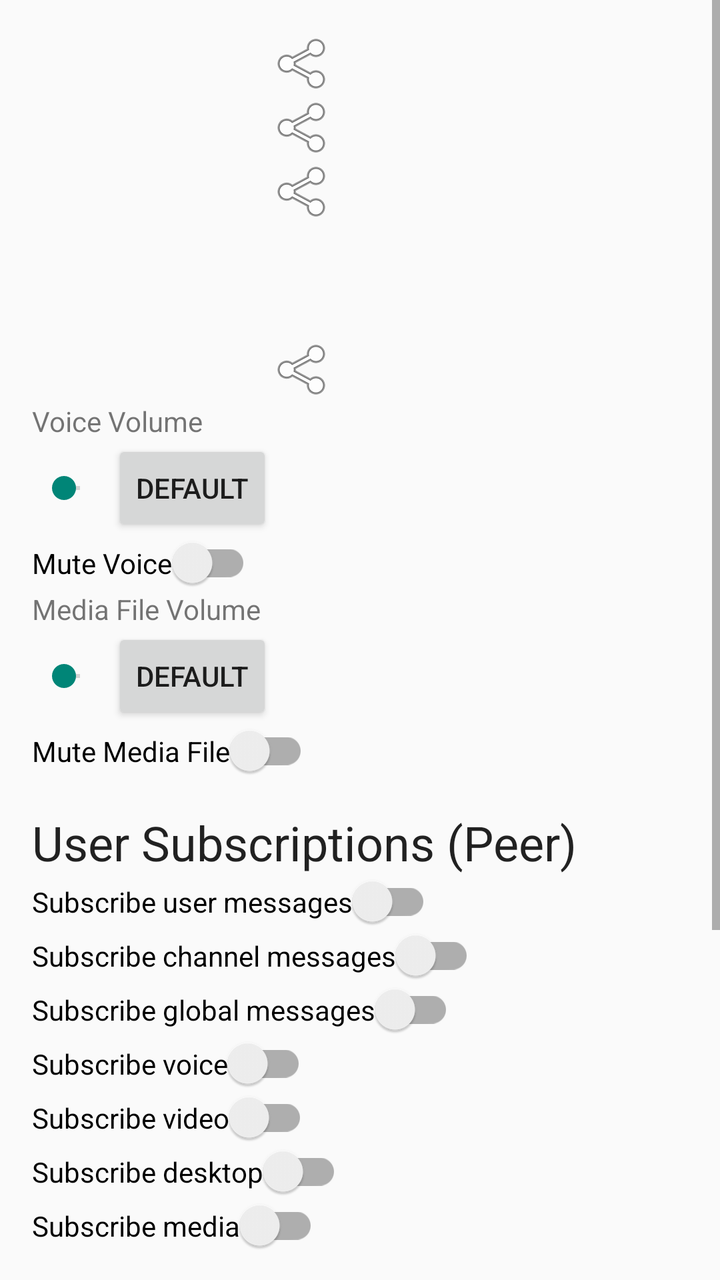
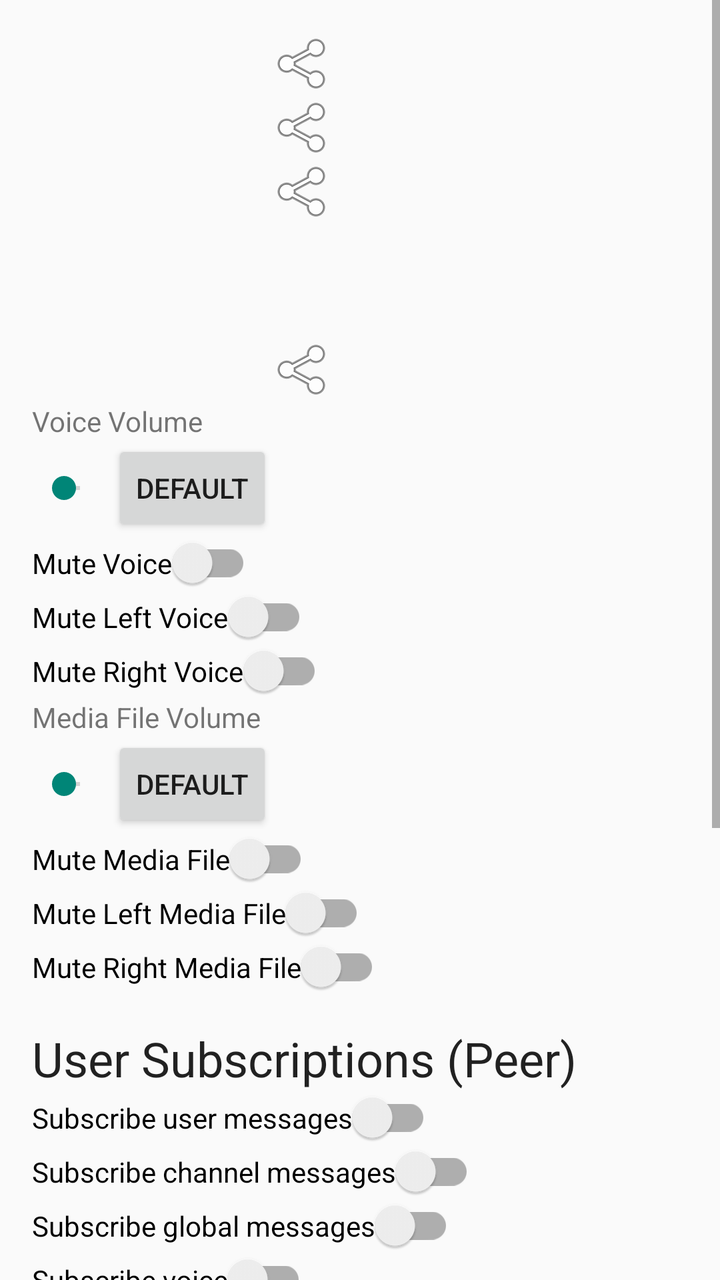

Screens rendered from an Android XML layout before and after an edit, with the pre-edit source and the edit as a unified diff.
<!-- AndroidManifest.xml: application theme AppTheme -->
<!-- res/layout/activity_user_prop.xml -->
<ScrollView xmlns:android="http://schemas.android.com/apk/res/android"
    xmlns:tools="http://schemas.android.com/tools"
    android:layout_width="match_parent"
    android:layout_height="match_parent"
    tools:context=".UserPropActivity">

    <GridLayout
        android:layout_width="match_parent"
        android:layout_height="wrap_content"
        android:columnCount="2"
        android:orientation="horizontal"
        android:paddingBottom="@dimen/activity_vertical_margin"
        android:paddingLeft="@dimen/activity_horizontal_margin"
        android:paddingRight="@dimen/activity_horizontal_margin"
        android:paddingTop="@dimen/activity_vertical_margin">

    <TextView
        android:id="@+id/user_nickname"
        android:layout_width="wrap_content"
        android:layout_height="wrap_content"
        android:layout_column="0"
        android:layout_gravity="center_vertical"
        android:text=""/>
    <ImageButton
        android:id="@+id/btn_copy_nickname"
        android:layout_width="wrap_content"
        android:layout_height="wrap_content"
        android:layout_column="1"
        android:layout_gravity="center_vertical"
        android:src="@android:drawable/ic_menu_share"
        android:background="?attr/selectableItemBackgroundBorderless"
        android:contentDescription="@string/info_copy_name" />

    <TextView
        android:id="@+id/user_username"
        android:layout_width="wrap_content"
        android:layout_height="wrap_content"
        android:layout_column="0"
        android:layout_gravity="center_vertical"
        android:text=""/>
    <ImageButton
        android:id="@+id/btn_copy_username"
        android:layout_width="wrap_content"
        android:layout_height="wrap_content"
        android:layout_column="1"
        android:layout_gravity="center_vertical"
        android:src="@android:drawable/ic_menu_share"
        android:background="?attr/selectableItemBackgroundBorderless"
        android:contentDescription="@string/action_copy_username" />

    <TextView
        android:id="@+id/user_userid"
        android:layout_width="wrap_content"
        android:layout_height="wrap_content"
        android:layout_column="0"
        android:layout_gravity="center_vertical"
        android:text=""/>
    <ImageButton
        android:id="@+id/btn_copy_userid"
        android:layout_width="wrap_content"
        android:layout_height="wrap_content"
        android:layout_column="1"
        android:layout_gravity="center_vertical"
        android:src="@android:drawable/ic_menu_share"
        android:background="?attr/selectableItemBackgroundBorderless"
        android:contentDescription="@string/info_copy_id" />

    <TextView
        android:id="@+id/user_type"
        android:layout_width="wrap_content"
        android:layout_height="wrap_content"
        android:layout_column="0"
        android:layout_gravity="center_vertical"
        android:text=""/>

    <TextView
        android:id="@+id/user_statusmsg"
        android:layout_width="wrap_content"
        android:layout_height="wrap_content"
        android:layout_column="0"
        android:layout_gravity="center_vertical"
        android:text=""/>

    <TextView
        android:id="@+id/user_clientname"
        android:layout_width="wrap_content"
        android:layout_height="wrap_content"
        android:layout_column="0"
        android:layout_gravity="center_vertical"
        android:text=""/>

    <TextView
        android:id="@+id/user_ipaddress"
        android:layout_width="wrap_content"
        android:layout_height="wrap_content"
        android:layout_column="0"
        android:layout_gravity="center_vertical"
        android:text=""/>
    <ImageButton
        android:id="@+id/btn_copy_ipaddress"
        android:layout_width="wrap_content"
        android:layout_height="wrap_content"
        android:layout_column="1"
        android:layout_gravity="center_vertical"
        android:src="@android:drawable/ic_menu_share"
        android:background="?attr/selectableItemBackgroundBorderless"
        android:contentDescription="@string/info_copy_ip" />

    <TextView
        android:layout_width="wrap_content"
        android:layout_height="wrap_content"
        android:layout_column="0"
        android:layout_gravity="center_vertical"
        android:gravity="center"
        android:text="@string/user_prop_title_voice_volume" />

    <LinearLayout
        android:layout_width="wrap_content"
        android:layout_height="wrap_content"
        android:layout_column="0"
        android:layout_gravity="fill_horizontal" >

        <SeekBar
            android:id="@+id/user_vol_voiceSeekBar"
            android:layout_width="wrap_content"
            android:layout_height="wrap_content"
            android:layout_gravity="center_vertical"
            android:layout_weight="0.9"
            android:contentDescription="@string/voicevolume"
            android:gravity="center" />

        <Button
            android:id="@+id/defVoiceVolBtn"
            style="?android:attr/buttonStyleSmall"
            android:layout_width="wrap_content"
            android:layout_height="wrap_content"
            android:layout_gravity="center_vertical"
            android:layout_weight="0.1"
            android:text="@string/default_" />

    </LinearLayout>

    <androidx.appcompat.widget.SwitchCompat
        android:id="@+id/user_mutevoiceSwitch"
        android:layout_width="wrap_content"
        android:layout_height="wrap_content"
        android:layout_column="0"
        android:layout_columnSpan="2"
        android:layout_gravity="center_vertical"
        android:text="@string/user_prop_title_mute_voice" />

    <TextView
        android:layout_width="wrap_content"
        android:layout_height="wrap_content"
        android:layout_column="0"
        android:layout_gravity="center_vertical"
        android:text="@string/user_prop_title_media_volume" />

    <LinearLayout
        android:layout_width="wrap_content"
        android:layout_height="wrap_content"
        android:layout_column="0"
        android:layout_gravity="fill_horizontal" >

        <SeekBar
            android:id="@+id/user_vol_mediaSeekBar"
            android:layout_width="wrap_content"
            android:layout_height="wrap_content"
            android:layout_gravity="center_vertical"
            android:contentDescription="@string/mediavolume"
            android:layout_weight="0.9" />

        <Button
            android:id="@+id/defMfVolBtn"
            style="?android:attr/buttonStyleSmall"
            android:layout_width="wrap_content"
            android:layout_height="wrap_content"
            android:layout_gravity="center_vertical"
            android:layout_weight="0.1"
            android:text="@string/default_" />

    </LinearLayout>

    <androidx.appcompat.widget.SwitchCompat
        android:id="@+id/user_mutemediaSwitch"
        android:layout_width="wrap_content"
        android:layout_height="wrap_content"
        android:layout_column="0"
        android:layout_columnSpan="2"
        android:layout_gravity="center_vertical"
        android:text="@string/user_prop_title_mute_media" />




    
    <TextView
        android:layout_width="wrap_content"
        android:layout_height="wrap_content"
        android:layout_column="0"
        android:layout_columnSpan="2"
        android:layout_marginTop="16dp"
        android:text="@string/user_prop_title_peer_subscriptions"
        style="@style/Base.TextAppearance.AppCompat.Headline" />

    <androidx.appcompat.widget.SwitchCompat
        android:id="@+id/user_subscribeusrmsgSwitch"
        android:layout_width="wrap_content"
        android:layout_height="wrap_content"
        android:layout_column="0"
        android:layout_columnSpan="2"
        android:text="@string/user_prop_title_subscribe_user_msg" />

    <androidx.appcompat.widget.SwitchCompat
        android:id="@+id/user_subscribechanmsgSwitch"
        android:layout_width="wrap_content"
        android:layout_height="wrap_content"
        android:layout_column="0"
        android:layout_columnSpan="2"
        android:text="@string/user_prop_title_subscribe_chan_msg" />

    <androidx.appcompat.widget.SwitchCompat
        android:id="@+id/user_subscribebroadcastmsgSwitch"
        android:layout_width="wrap_content"
        android:layout_height="wrap_content"
        android:layout_column="0"
        android:layout_columnSpan="2"
        android:text="@string/user_prop_title_subscribe_broadcast_msg" />

    <androidx.appcompat.widget.SwitchCompat
        android:id="@+id/user_subscribevoiceSwitch"
        android:layout_width="wrap_content"
        android:layout_height="wrap_content"
        android:layout_column="0"
        android:layout_columnSpan="2"
        android:text="@string/user_prop_title_subscribe_voice" />

    <androidx.appcompat.widget.SwitchCompat
        android:id="@+id/user_subscribevidSwitch"
        android:layout_width="wrap_content"
        android:layout_height="wrap_content"
        android:layout_column="0"
        android:layout_columnSpan="2"
        android:text="@string/user_prop_title_subscribe_vid" />

    <androidx.appcompat.widget.SwitchCompat
        android:id="@+id/user_subscribedeskSwitch"
        android:layout_width="wrap_content"
        android:layout_height="wrap_content"
        android:layout_column="0"
        android:layout_columnSpan="2"
        android:text="@string/user_prop_title_subscribe_desk" />

    <androidx.appcompat.widget.SwitchCompat
        android:id="@+id/user_subscribemediaSwitch"
        android:layout_width="wrap_content"
        android:layout_height="wrap_content"
        android:layout_column="0"
        android:layout_columnSpan="2"
        android:text="@string/user_prop_title_subscribe_media" />

    
    <TextView
        android:id="@+id/user_prop_header_local_subscriptions"
        android:layout_width="wrap_content"
        android:layout_height="wrap_content"
        android:layout_column="0"
        android:layout_columnSpan="2"
        android:layout_marginTop="16dp"
        android:text="@string/user_prop_title_local_subscriptions"
        style="@style/Base.TextAppearance.AppCompat.Headline" />

    <androidx.appcompat.widget.SwitchCompat
        android:id="@+id/user_subscribeintercepttxtmsgSwitch"
        android:layout_width="wrap_content"
        android:layout_height="wrap_content"
        android:layout_column="0"
        android:layout_columnSpan="2"
        android:text="@string/user_prop_title_subscribe_intercept_txtmsg" />

    <androidx.appcompat.widget.SwitchCompat
        android:id="@+id/user_subscribeinterceptchanmsgSwitch"
        android:layout_width="wrap_content"
        android:layout_height="wrap_content"
        android:layout_column="0"
        android:layout_columnSpan="2"
        android:text="@string/user_prop_title_subscribe_intercept_chanmsg" />

    <androidx.appcompat.widget.SwitchCompat
        android:id="@+id/user_subscribeinterceptvoiceSwitch"
        android:layout_width="wrap_content"
        android:layout_height="wrap_content"
        android:layout_column="0"
        android:layout_columnSpan="2"
        android:text="@string/user_prop_title_subscribe_intercept_voice" />

    <androidx.appcompat.widget.SwitchCompat
        android:id="@+id/user_subscribeinterceptvidSwitch"
        android:layout_width="wrap_content"
        android:layout_height="wrap_content"
        android:layout_column="0"
        android:layout_columnSpan="2"
        android:text="@string/user_prop_title_subscribe_intercept_vid" />

    <androidx.appcompat.widget.SwitchCompat
        android:id="@+id/user_subscribeinterceptdeskSwitch"
        android:layout_width="wrap_content"
        android:layout_height="wrap_content"
        android:layout_column="0"
        android:layout_columnSpan="2"
        android:text="@string/user_prop_title_subscribe_intercept_desk" />

    <androidx.appcompat.widget.SwitchCompat
        android:id="@+id/user_subscribeinterceptmediaSwitch"
        android:layout_width="wrap_content"
        android:layout_height="wrap_content"
        android:layout_column="0"
        android:layout_columnSpan="2"
        android:text="@string/user_prop_title_subscribe_intercept_media" />





    <Space
        android:layout_height="match_parent"
        android:layout_columnSpan="2" />

</GridLayout>

</ScrollView>
<!-- resources referenced by this layout -->
<resources>
  <dimen name="activity_horizontal_margin">16dp</dimen>
  <dimen name="activity_vertical_margin">16dp</dimen>
  <string name="action_copy_username">Copy Username</string>
  <string name="default_">Default</string>
  <string name="info_copy_id">Copy ID</string>
  <string name="info_copy_ip">Copy IP</string>
  <string name="info_copy_name">Copy Name</string>
  <string name="mediavolume">Media File Volume</string>
  <string name="user_prop_title_local_subscriptions">Monitoring (Voice, Media, Messages)</string>
  <string name="user_prop_title_media_volume">Media File Volume</string>
  <string name="user_prop_title_mute_media">Mute Media File</string>
  <string name="user_prop_title_mute_voice">Mute Voice</string>
  <string name="user_prop_title_peer_subscriptions">User Subscriptions (Peer)</string>
  <string name="user_prop_title_subscribe_broadcast_msg">Subscribe global messages</string>
  <string name="user_prop_title_subscribe_chan_msg">Subscribe channel messages</string>
  <string name="user_prop_title_subscribe_desk">Subscribe desktop</string>
  <string name="user_prop_title_subscribe_intercept_chanmsg">Intercept channel messages</string>
  <string name="user_prop_title_subscribe_intercept_desk">Intercept desktop</string>
  <string name="user_prop_title_subscribe_intercept_media">Intercept media</string>
  <string name="user_prop_title_subscribe_intercept_txtmsg">Intercept user messages</string>
  <string name="user_prop_title_subscribe_intercept_vid">Intercept video</string>
  <string name="user_prop_title_subscribe_intercept_voice">Intercept voice</string>
  <string name="user_prop_title_subscribe_media">Subscribe media</string>
  <string name="user_prop_title_subscribe_user_msg">Subscribe user messages</string>
  <string name="user_prop_title_subscribe_vid">Subscribe video</string>
  <string name="user_prop_title_subscribe_voice">Subscribe voice</string>
  <string name="user_prop_title_voice_volume">Voice Volume</string>
  <string name="voicevolume">Voice Volume</string>
  <style name="AppTheme" parent="Theme.AppCompat.DayNight" />
</resources>

<!-- the commit's change to res/layout/activity_user_prop.xml (unified diff, before → after) -->
@@ -149,6 +149,23 @@
         android:layout_gravity="center_vertical"
         android:text="@string/user_prop_title_mute_voice" />
 
+
+    <androidx.appcompat.widget.SwitchCompat
+        android:id="@+id/user_mutevoice_leftSwitch"
+        android:layout_width="wrap_content"
+        android:layout_height="wrap_content"
+        android:layout_column="0"
+        android:layout_columnSpan="2"
+        android:text="@string/user_prop_title_mute_voice_left" />
+
+    <androidx.appcompat.widget.SwitchCompat
+        android:id="@+id/user_mutevoice_rightSwitch"
+        android:layout_width="wrap_content"
+        android:layout_height="wrap_content"
+        android:layout_column="0"
+        android:layout_columnSpan="2"
+        android:text="@string/user_prop_title_mute_voice_right" />
+
     <TextView
         android:layout_width="wrap_content"
         android:layout_height="wrap_content"
@@ -191,6 +208,23 @@
         android:text="@string/user_prop_title_mute_media" />
 
 
+    <androidx.appcompat.widget.SwitchCompat
+        android:id="@+id/user_mutemedia_leftSwitch"
+        android:layout_width="wrap_content"
+        android:layout_height="wrap_content"
+        android:layout_column="0"
+        android:layout_columnSpan="2"
+        android:text="@string/user_prop_title_mute_media_left" />
+
+    <androidx.appcompat.widget.SwitchCompat
+        android:id="@+id/user_mutemedia_rightSwitch"
+        android:layout_width="wrap_content"
+        android:layout_height="wrap_content"
+        android:layout_column="0"
+        android:layout_columnSpan="2"
+        android:text="@string/user_prop_title_mute_media_right" />
+
+
 
 
     
<!-- resource entries referenced after the edit -->
@@ -11,7 +11,11 @@
   <string name="user_prop_title_local_subscriptions">Monitoring (Voice, Media, Messages)</string>
   <string name="user_prop_title_media_volume">Media File Volume</string>
   <string name="user_prop_title_mute_media">Mute Media File</string>
+  <string name="user_prop_title_mute_media_left">Mute Left Media File</string>
+  <string name="user_prop_title_mute_media_right">Mute Right Media File</string>
   <string name="user_prop_title_mute_voice">Mute Voice</string>
+  <string name="user_prop_title_mute_voice_left">Mute Left Voice</string>
+  <string name="user_prop_title_mute_voice_right">Mute Right Voice</string>
   <string name="user_prop_title_peer_subscriptions">User Subscriptions (Peer)</string>
   <string name="user_prop_title_subscribe_broadcast_msg">Subscribe global messages</string>
   <string name="user_prop_title_subscribe_chan_msg">Subscribe channel messages</string>
